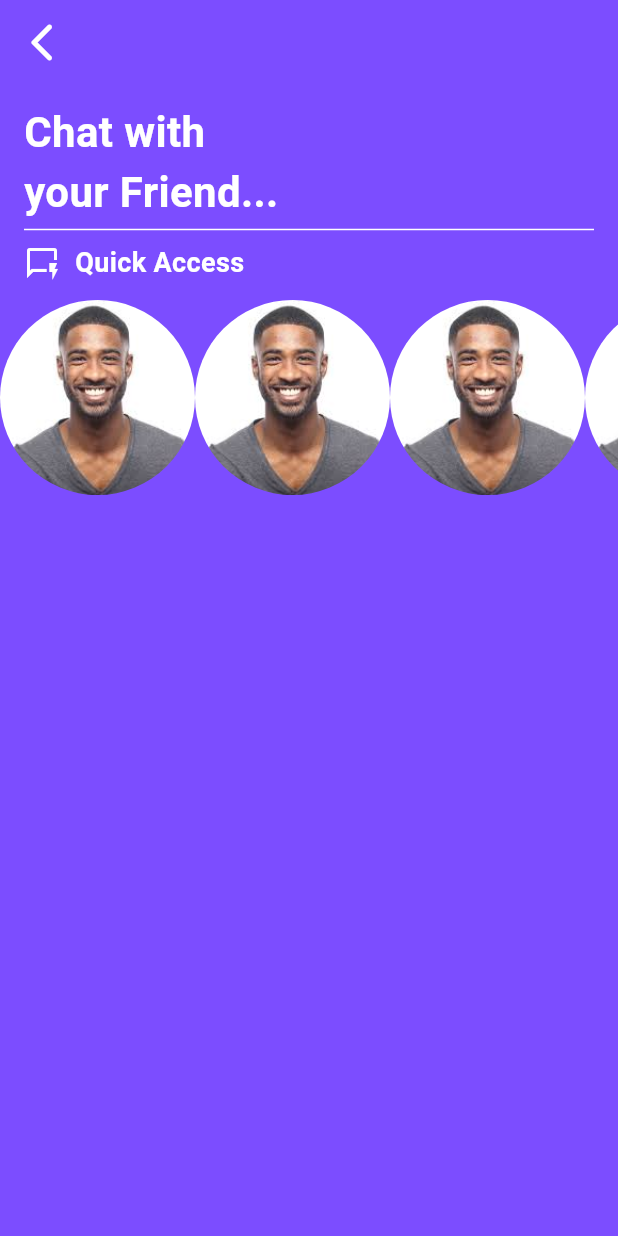
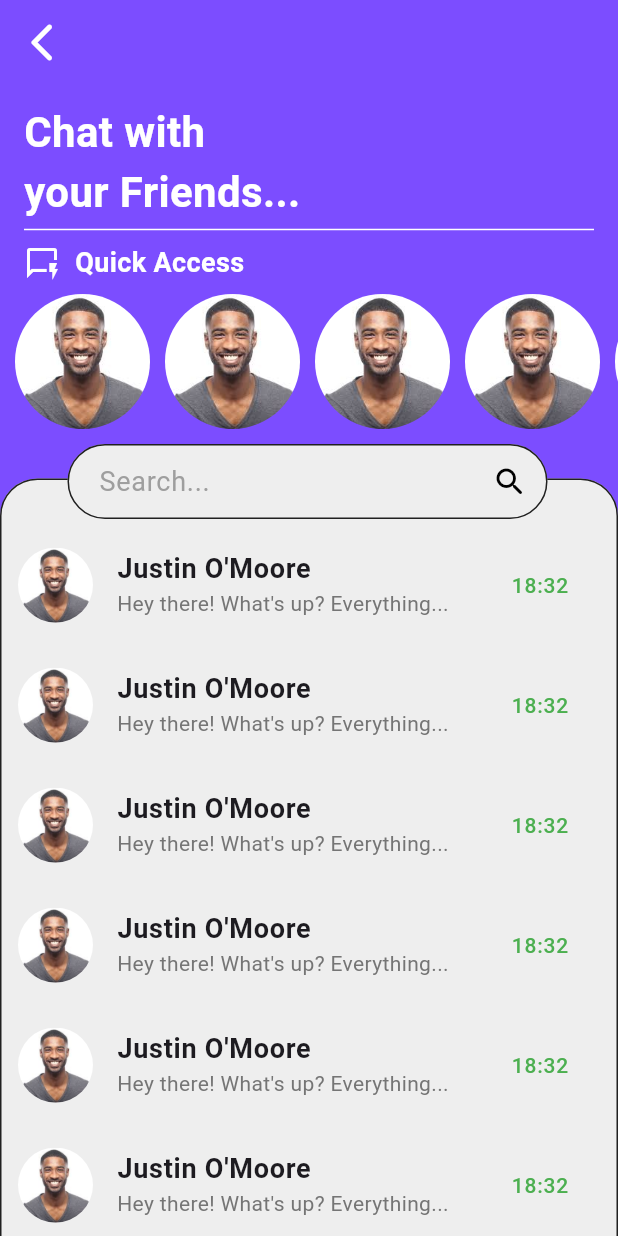
Before and after one commit to ShivamKhule/Retrivo, a Flutter app: the screen it shows after launch, on a phone screen of 412 x 824 dp. Run offline on Flutter 3.47's test engine with Material 3 defaults, Android fonts, the phone set to English and light mode, and no system bars.

Commit message:
Chat List Update

```diff
--- a/lib/ChatList.dart
+++ b/lib/ChatList.dart
@@ -23,40 +23,20 @@ class _ChatListScreenState extends State<ChatListScreen> {
             size: 30,
           ),
         ),
-        /*Padding(
-            padding: const EdgeInsets.symmetric(horizontal: 8.0),
-            child: Row(
-              children: List.generate(
-                5,
-                (index) => Transform.translate(
-                  offset: const Offset(-5, 0),
-                  child: CircleAvatar(
-                    backgroundColor: Colors.white,
-                    backgroundImage: AssetImage(
-                        'assets/avatar_$index.jpg'), // Replace with actual avatars
-                    radius: 16,
       ),
-                ),
-              ),
-            ),
-          ),*/
-      ),
-      body: Column(
-        crossAxisAlignment: CrossAxisAlignment.start,
+      body: Stack(
         children: [
-          Expanded(
-            child: Container(
+          Container(
             decoration: const BoxDecoration(
               color: Colors.deepPurpleAccent,
             ),
-              child: Column(
-                children: [
-                  Container(
+          ),
+          Positioned(
+            top: 0,
+            child: Container(
               width: MediaQuery.of(context).size.width,
-                    child: const Padding(
-                      padding:
-                          EdgeInsets.symmetric(horizontal: 16, vertical: 12),
-                      child: Column(
+              padding: const EdgeInsets.symmetric(horizontal: 16, vertical: 12),
+              child: const Column(
                 crossAxisAlignment: CrossAxisAlignment.start,
                 children: [
                   Text(
@@ -68,7 +48,7 @@ class _ChatListScreenState extends State<ChatListScreen> {
                     ),
                   ),
                   Text(
-                            "your Friend...",
+                    "your Friends...",
                     style: TextStyle(
                       fontSize: 28,
                       fontWeight: FontWeight.bold,
@@ -79,7 +59,7 @@ class _ChatListScreenState extends State<ChatListScreen> {
                     height: 10,
                     color: Colors.white,
                   ),
-                          SizedBox(height: 4), // Reduced the spacing here
+                  SizedBox(height: 4),
                   Row(
                     children: [
                       Icon(
@@ -87,9 +67,7 @@ class _ChatListScreenState extends State<ChatListScreen> {
                         color: Colors.white,
                         size: 24,
                       ),
-                              SizedBox(
-                                width: 10,
-                              ),
+                      SizedBox(width: 10),
                       Text(
                         "Quick Access",
                         style: TextStyle(
@@ -104,42 +82,76 @@ class _ChatListScreenState extends State<ChatListScreen> {
               ),
             ),
           ),
-                  SizedBox(
+          Positioned(
+            top: 140,
+            child: SizedBox(
               width: MediaQuery.of(context).size.width,
-                    height: 130,
+              height: 90,
               child: ListView.builder(
                 scrollDirection: Axis.horizontal,
                 itemCount: 10,
                 itemBuilder: (context, index) {
-                        return QuickAccessContainer();
+                  return QuickAccessContainer(context);
                 },
               ),
             ),
-                ],
+          ),
+          Positioned(
+            top: 263,
+            child: Container(
+              height: MediaQuery.of(context).size.height - 273,
+              width: MediaQuery.of(context).size.width,
+              padding: const EdgeInsets.only(top: 30, left: 3),
+              decoration: BoxDecoration(
+                border: Border.all(
+                  color: Colors.black87,
+                  width: 1,
+                ),
+                borderRadius: BorderRadius.circular(25),
+                color: Colors.grey[200],
+              ),
+              child: ListView.builder(
+                itemCount: 20,
+                itemBuilder: (context, index) {
+                  return ListSingleCard(context);
+                },
+              ),
+            ),
+          ),
+          Positioned(
+            top: 240,
+            child: Container(
+              width: 320,
+              height: 50,
+              margin: const EdgeInsets.symmetric(horizontal: 45),
+              decoration: BoxDecoration(
+                border: Border.all(
+                  color: Colors.black87,
+                  width: 1,
+                ),
+                borderRadius: BorderRadius.circular(25),
+                color: Colors.grey[200],
+              ),
+              child: TextField(
+                textAlignVertical: const TextAlignVertical(y: 0),
+                style: const TextStyle(),
+                decoration: InputDecoration(
+                  hintText: 'Search...',
+                  hintStyle: const TextStyle(fontSize: 18, color: Colors.grey),
+                  border: InputBorder.none,
+                  contentPadding: const EdgeInsets.symmetric(horizontal: 20),
+                  suffixIcon: IconButton(
+                    onPressed: () {},
+                    icon: const Icon(
+                      Icons.search_rounded,
+                      color: Colors.black,
+                    ),
+                  ),
+                ),
               ),
             ),
           ),
         ],
-      ),
-    );
-  }
-
-  Widget QuickAccessContainer() {
-    return GestureDetector(
-      onTap: () {
-        print("QuickAccessContainer pressed");
-      },
-      child: Container(
-        width: 130,
-        height: 130,
-        clipBehavior: Clip.antiAlias,
-        decoration: const BoxDecoration(
-          shape: BoxShape.circle,
-        ),
-        child: Image.asset(
-          "assets/images/humanImage.png",
-          fit: BoxFit.cover,
-        ),
       ),
     );
   }
@@ -174,23 +186,67 @@ class _ChatListScreenState extends State<ChatListScreen> {
                         Row(
                           mainAxisAlignment: MainAxisAlignment.spaceEvenly,
                           children: [
-                            ElevatedButton(
+                            // Call Button
+                            TextButton(
                               onPressed: () {
-                                print("Action 1 clicked");
+                                print("Call button pressed");
                               },
-                              child: const Text("Action 1"),
+                              child: const Column(
+                                mainAxisSize: MainAxisSize.min,
+                                children: [
+                                  Icon(Icons.call, color: Colors.green),
+                                  SizedBox(height: 4),
+                                  Text("Call",
+                                      style: TextStyle(color: Colors.green)),
+                                ],
                               ),
-                            ElevatedButton(
+                            ),
+                            // Message Button
+                            TextButton(
                               onPressed: () {
-                                print("Action 2 clicked");
+                                print("Message button pressed");
                               },
-                              child: const Text("Action 2"),
+                              child: const Column(
+                                mainAxisSize: MainAxisSize.min,
+                                children: [
+                                  Icon(Icons.message, color: Colors.blue),
+                                  SizedBox(height: 4),
+                                  Text("Message",
+                                      style: TextStyle(color: Colors.blue)),
+                                ],
                               ),
-                            ElevatedButton(
+                            ),
+                            // Email Button
+                            TextButton(
                               onPressed: () {
-                                Navigator.of(context).pop(); // Close the dialog
+                                print("Email button pressed");
                               },
-                              child: const Text("Close"),
+                              child: const Column(
+                                mainAxisSize: MainAxisSize.min,
+                                children: [
+                                  Icon(Icons.email, color: Colors.red),
+                                  SizedBox(height: 4),
+                                  Text("Email",
+                                      style: TextStyle(color: Colors.red)),
+                                ],
+                              ),
+                            ),
+                            // Share Button
+                            TextButton(
+                              onPressed: () {
+                                print("Share button pressed");
+                              },
+                              child: const Column(
+                                mainAxisSize: MainAxisSize.min,
+                                children: [
+                                  Icon(Icons.share,
+                                      color: Colors.deepPurpleAccent),
+                                  SizedBox(height: 4),
+                                  Text("Share",
+                                      style: TextStyle(
+                                          color: Colors.deepPurpleAccent)),
+                                ],
+                              ),
                             ),
                           ],
                         ),
@@ -233,6 +289,31 @@ class _ChatListScreenState extends State<ChatListScreen> {
             ),
           ),
         ],
+      ),
+    );
+  }
+
+  Widget QuickAccessContainer(BuildContext context) {
+    return GestureDetector(
+      onTap: () {
+        print("QuickAccessContainer pressed");
+        Navigator.push(
+          context,
+          MaterialPageRoute(builder: (_) => ConversationScreen()),
+        );
+      },
+      child: Container(
+        width: 90,
+        height: 90,
+        margin: const EdgeInsets.only(left: 10),
+        clipBehavior: Clip.antiAlias,
+        decoration: const BoxDecoration(
+          shape: BoxShape.circle,
+        ),
+        child: Image.asset(
+          "assets/images/humanImage.png",
+          fit: BoxFit.cover,
+        ),
       ),
     );
   }
```
Lines whose indentation alone changed are shown as unchanged.
